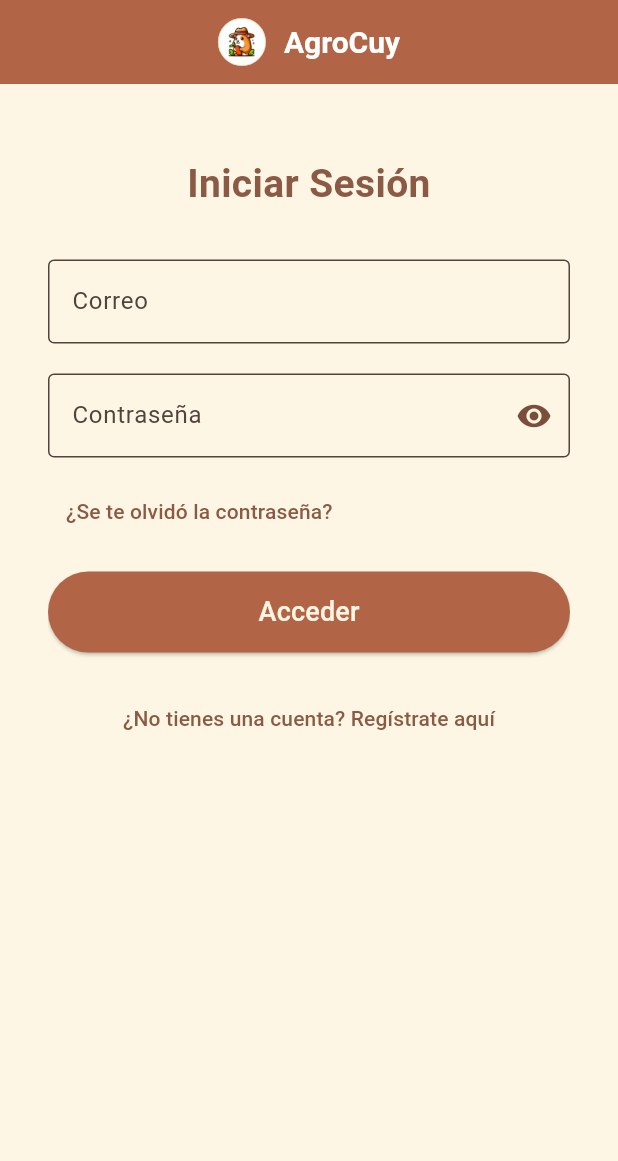
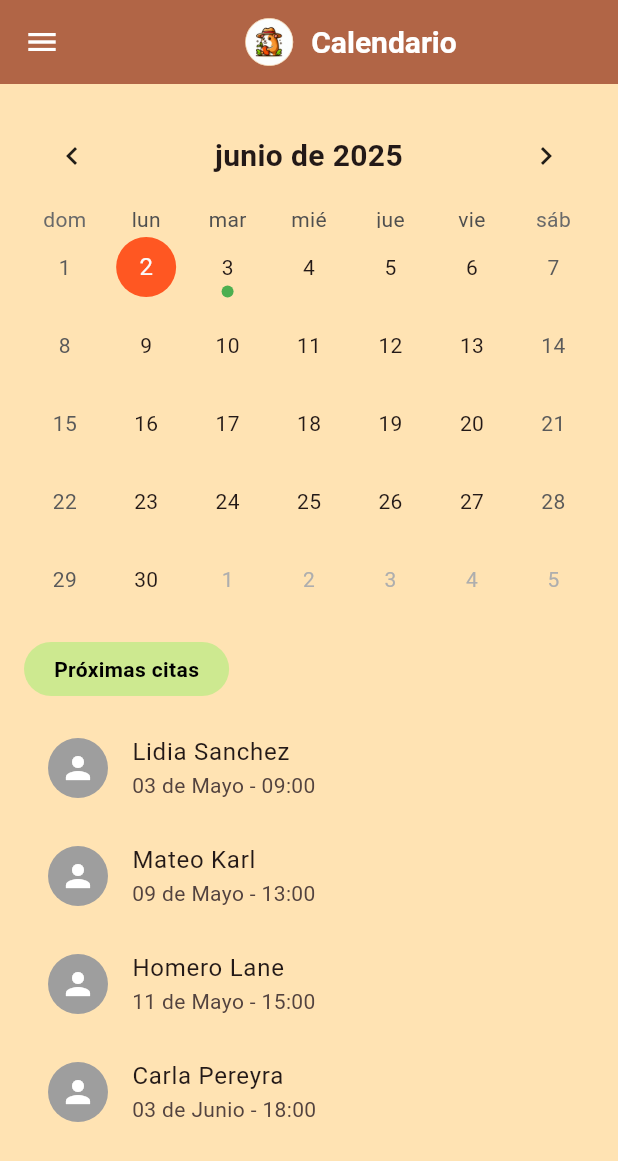
Before and after one commit to IoT-AgroConnect/AgroCuy-mobileApp, a Flutter app: the screen it shows after launch, on a phone screen of 412 x 824 dp. Shown: the top 1161 px of the screen. Run offline on Flutter 3.47's test engine with Material 3 defaults, Android fonts, the light colour scheme and no system bars; drawn by our look-alikes of table_calendar; our stand-ins replace firebase_core, firebase_storage, image_picker, shared_preferences; accounts and stored records are empty.

Commit message:
feat(calendar): add CalendarScreen with event management.

```diff
--- /dev/null
+++ b/lib/features/calendar/presentation/screens/CalendarScreen.dart
@@ -0,0 +1,119 @@
+// calendar_screen.dart
+import 'package:flutter/material.dart';
+import 'package:agrocuy/core/widgets/app_bar_menu.dart';
+import 'package:table_calendar/table_calendar.dart';
+
+class CalendarScreen extends StatefulWidget {
+  const CalendarScreen({super.key});
+
+  @override
+  State<CalendarScreen> createState() => _CalendarScreenState();
+}
+
+class _CalendarScreenState extends State<CalendarScreen> {
+  final Map<DateTime, List<String>> _events = {
+    DateTime.utc(2025, 5, 3): ['Lidia Sanchez - 09:00'],
+    DateTime.utc(2025, 5, 9): ['Mateo Karl - 13:00'],
+    DateTime.utc(2025, 5, 11): ['Homero Lane - 15:00'],
+    DateTime.utc(2025, 6, 3): ['Carla Pereyra - 18:00'],
+  };
+
+  DateTime _focusedDay = DateTime.now();
+  DateTime? _selectedDay;
+
+  @override
+  Widget build(BuildContext context) {
+    return Scaffold(
+      backgroundColor: const Color(0xFFFFE3B3),
+      appBar: const appBarMenu(title: 'Calendario'),
+      body: SingleChildScrollView(
+        child: Padding(
+          padding: const EdgeInsets.all(16.0),
+          child: Column(
+            children: [
+              TableCalendar(
+                firstDay: DateTime.utc(2020, 1, 1),
+                lastDay: DateTime.utc(2030, 12, 31),
+                focusedDay: _focusedDay,
+                selectedDayPredicate: (day) => isSameDay(day, _selectedDay),
+                onDaySelected: (selectedDay, focusedDay) {
+                  setState(() {
+                    _selectedDay = selectedDay;
+                    _focusedDay = focusedDay;
+                  });
+                },
+                eventLoader: (day) {
+                  return _events[DateTime.utc(day.year, day.month, day.day)] ?? [];
+                },
+                headerStyle: const HeaderStyle(
+                  formatButtonVisible: false,
+                  titleCentered: true,
+                  titleTextStyle: TextStyle(fontSize: 20, fontWeight: FontWeight.bold),
+                ),
+                calendarStyle: const CalendarStyle(
+                  todayDecoration: BoxDecoration(
+                    color: Colors.deepOrange,
+                    shape: BoxShape.circle,
+                  ),
+                  selectedDecoration: BoxDecoration(
+                    color: Colors.deepOrangeAccent,
+                    shape: BoxShape.circle,
+                  ),
+                  markerDecoration: BoxDecoration(
+                    color: Colors.green,
+                    shape: BoxShape.circle,
+                  ),
+                ),
+                locale: 'es_ES',
+              ),
+
+              const SizedBox(height: 16),
+
+              Align(
+                alignment: Alignment.centerLeft,
+                child: Container(
+                  padding: const EdgeInsets.symmetric(horizontal: 20, vertical: 8),
+                  decoration: BoxDecoration(
+                    color: const Color(0xFFCDE990),
+                    borderRadius: BorderRadius.circular(30),
+                  ),
+                  child: const Text(
+                    'Próximas citas',
+                    style: TextStyle(
+                      fontWeight: FontWeight.bold,
+                      color: Colors.black,
+                    ),
+                  ),
+                ),
+              ),
+
+              const SizedBox(height: 12),
+
+              ListView(
+                shrinkWrap: true,
+                physics: const NeverScrollableScrollPhysics(),
+                children: [
+                  _buildAppointmentTile('Lidia Sanchez', '03 de Mayo - 09:00'),
+                  _buildAppointmentTile('Mateo Karl', '09 de Mayo - 13:00'),
+                  _buildAppointmentTile('Homero Lane', '11 de Mayo - 15:00'),
+                  _buildAppointmentTile('Carla Pereyra', '03 de Junio - 18:00'),
+                ],
+              ),
+            ],
+          ),
+        ),
+      ),
+    );
+  }
+
+  Widget _buildAppointmentTile(String name, String dateTime) {
+    return ListTile(
+      leading: const CircleAvatar(
+        backgroundColor: Colors.grey,
+        child: Icon(Icons.person, color: Colors.white),
+      ),
+      title: Text(name),
+      subtitle: Text(dateTime),
+    );
+  }
+}
--- a/lib/features/home/presentation/screens/HomeScreen.dart
+++ b/lib/features/home/presentation/screens/HomeScreen.dart
@@ -16,7 +16,8 @@ class HomeScreen extends StatelessWidget {
     required this.username,
     required this.fullname,
     required this.photoUrl,
-    required this.role, required breederId,
+    required this.role,
+    required breederId,
   });
 
   @override
--- a/lib/main.dart
+++ b/lib/main.dart
@@ -1,16 +1,22 @@
+import 'package:agrocuy/features/calendar/presentation/screens/CalendarScreen.dart';
 import 'package:flutter/material.dart';
 import 'package:firebase_core/firebase_core.dart';
-import 'package:agrocuy/features/auth/presentation/login/login_screen.dart';
 import 'firebase_options.dart';
-// Shared preferences import
+import 'package:intl/date_symbol_data_local.dart'; // <-- agregado
 import 'infrastructure/services/session_service.dart';
 
 void main() async {
   WidgetsFlutterBinding.ensureInitialized();
+
   await Firebase.initializeApp(
     options: DefaultFirebaseOptions.currentPlatform,
   );
+
   await SessionService().init();
+
+  // ¡IMPORTANTE! Para que el calendario en 'es_ES' funcione
+  await initializeDateFormatting('es_ES');
+
   runApp(const MyApp());
 }
 
@@ -26,7 +32,7 @@ class MyApp extends StatelessWidget {
         useMaterial3: true,
       ),
       debugShowCheckedModeBanner: false,
-      home: const LoginScreen(),
+      home: const CalendarScreen(), // le puse const, porque tu CalendarScreen es const
     );
   }
 }
--- a/pubspec.yaml
+++ b/pubspec.yaml
@@ -43,6 +43,7 @@ dependencies:
   firebase_storage: ^11.5.5
   uuid: ^4.0.0
   shared_preferences: ^2.2.2
+  table_calendar: ^3.0.9
 
 dev_dependencies:
   flutter_test:
```
Also changed, not shown: pubspec.lock.
